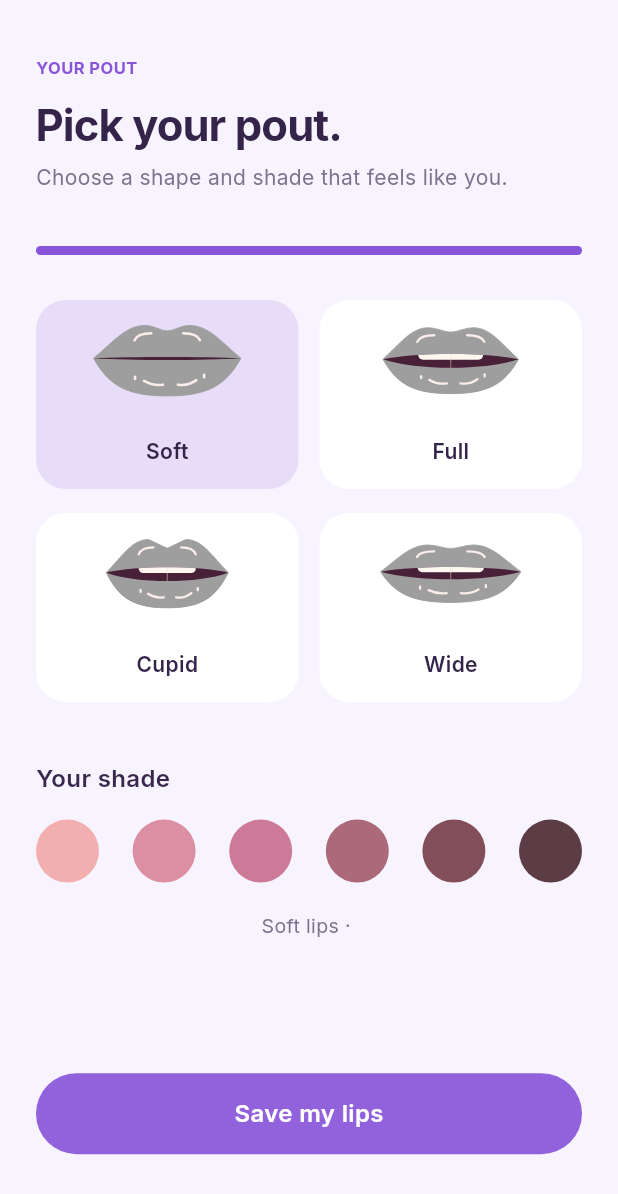
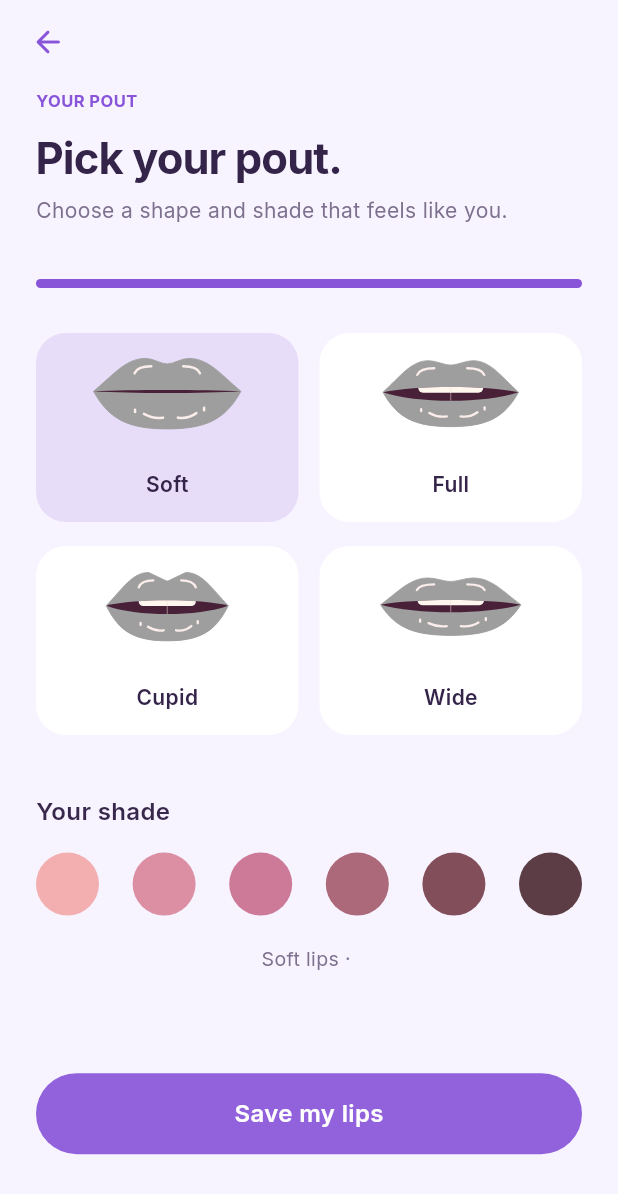
Before and after one commit to ST10506425/chap_lip, a Flutter app: the HomeShell screen opened directly, item 3 of the bottom bar chosen, after a tap on "Customize my lips", on a phone screen of 412 x 824 dp. Shown: the top 1194 px of the screen. Run offline on Flutter 3.47's test engine with Material 3 defaults, Android fonts, the phone set to English and light mode, and no system bars; our stand-ins replace sqflite; accounts and stored records are empty.

Commit message:
feat: nav icons, Moist Up tab, back buttons, Glossy name greeting and timed lip moisture

```diff
--- a/lib/models/product.dart
+++ b/lib/models/product.dart
@@ -56,6 +56,7 @@ class Product {
     required this.panel,
     required this.blurb,
     required this.upgradeWord,
+    required this.lastsFor,
     this.tint,
     this.tintStrength = 0,
     this.shimmer = false,
@@ -77,6 +78,9 @@ class Product {
 
   /// "Meet your {upgradeWord} upgrade."
   final String upgradeWord;
+
+  /// How long the lips stay moisturised after one application.
+  final Duration lastsFor;
 
   /// Colour the product leaves on the lips (null keeps the natural shade).
   final Color? tint;
@@ -107,6 +111,7 @@ class Product {
     panel: Color(0xFFE1E7F4),
     blurb: 'Your first little classic.',
     upgradeWord: 'classic',
+    lastsFor: Duration(hours: 1),
   );
 
   static const roseBalm = Product(
@@ -119,6 +124,7 @@ class Product {
     panel: Color(0xFFF7DDE8),
     blurb: 'A rosy little balm stick.',
     upgradeWord: 'rosy',
+    lastsFor: Duration(hours: 2),
     tint: Color(0xFFEF7897),
     tintStrength: 0.35,
   );
@@ -137,6 +143,7 @@ class Product {
     panel: Color(0xFFF3DCE6),
     blurb: 'A juicy berry lipstick.',
     upgradeWord: 'juicy',
+    lastsFor: Duration(hours: 3),
     tint: Color(0xFFB8325E),
     tintStrength: 0.75,
     extraGloss: true,
@@ -152,6 +159,7 @@ class Product {
     panel: Color(0xFFFCE6D9),
     blurb: 'A buttery peach balm stick.',
     upgradeWord: 'peachy',
+    lastsFor: Duration(hours: 2),
     tint: Color(0xFFF4A08A),
     tintStrength: 0.4,
   );
@@ -166,6 +174,7 @@ class Product {
     panel: Color(0xFFE3E9F8),
     blurb: 'An overnight cloud of moisture.',
     upgradeWord: 'dreamy',
+    lastsFor: Duration(hours: 4),
     extraGloss: true,
   );
 
@@ -183,6 +192,7 @@ class Product {
     panel: Color(0xFFF8EACB),
     blurb: 'A shimmering golden lipstick.',
     upgradeWord: 'golden',
+    lastsFor: Duration(hours: 3),
     tint: Color(0xFFE0766A),
     tintStrength: 0.55,
     shimmer: true,
--- a/lib/models/user_profile.dart
+++ b/lib/models/user_profile.dart
@@ -1,4 +1,5 @@
 import 'lip_style.dart';
+import 'product.dart';
 
 /// A locally stored account.
 class UserProfile {
@@ -21,6 +22,12 @@ class UserProfile {
   final LipShade lipShade;
   final String activeProductId;
   final bool onboarded;
+
+  /// "Glossy Sarah" from the first word of the name, or "Glossy human".
+  String get glossyName {
+    final first = name.trim().split(RegExp(r'\s+')).first;
+    return first.isEmpty ? 'Glossy human' : 'Glossy ${first[0].toUpperCase()}${first.substring(1)}';
+  }
 
   factory UserProfile.fromRow(Map<String, Object?> row) => UserProfile(
         id: row['id'] as int,
@@ -61,6 +68,8 @@ class LipStats {
     required this.unlocked,
     required this.usedProducts,
     required this.streakDays,
+    this.lastAppliedAt,
+    this.lastProductId,
   });
 
   static const empty = LipStats(
@@ -76,6 +85,11 @@ class LipStats {
   /// Products that have been applied at least once.
   final Set<String> usedProducts;
   final int streakDays;
+  final DateTime? lastAppliedAt;
+  final String? lastProductId;
+
+  /// When the last application wears off, based on the product used.
+  DateTime? get moistUntil => lastAppliedAt?.add(Product.byId(lastProductId).lastsFor);
 
   int get level => (1 + applications ~/ 10).clamp(1, 99);
   String get levelLabel => level.toString().padLeft(2, '0');
--- a/lib/screens/choose_lips_screen.dart
+++ b/lib/screens/choose_lips_screen.dart
@@ -42,6 +42,7 @@ class _ChooseLipsScreenState extends State<ChooseLipsScreen> {
   Widget build(BuildContext context) {
     return DesignPage(
       bottom: 56,
+      showBack: widget.editing,
       children: [
         ScreenHeader(
           eyebrow: widget.editing ? 'Your pout' : 'Make it yours · 2 of 2',
--- a/lib/screens/edit_details_screen.dart
+++ b/lib/screens/edit_details_screen.dart
@@ -73,9 +73,10 @@ class _EditDetailsScreenState extends State<EditDetailsScreen> {
   Widget build(BuildContext context) {
     return DesignPage(
       bottom: 38,
+      showBack: true,
       children: [
         const ScreenHeader(
-          eyebrow: 'Your details',
+          eyebrow: 'Profile',
           title: 'Just a little tweak.',
           subtitle: 'Everything stays safely on this phone.',
         ),
--- a/lib/screens/play_screen.dart
+++ b/lib/screens/play_screen.dart
@@ -1,3 +1,4 @@
+import 'dart:async';
 import 'dart:math' as math;
 
 import 'package:flutter/material.dart';
@@ -60,7 +61,17 @@ class _PlayScreenState extends State<PlayScreen> with TickerProviderStateMixin {
   bool _saving = false;
   int _burst = 0;
 
+  /// True while the last application is still moisturising the lips.
+  bool _resting = false;
+  late final Timer _clock;
+
   double get _coverage => _covered.where((c) => c).length / _strips;
+
+  /// When the last application wears off, or null if it already has.
+  DateTime? get _moistUntil {
+    final until = context.read<AppState>().stats.moistUntil;
+    return until != null && until.isAfter(DateTime.now()) ? until : null;
+  }
 
   @override
   void initState() {
@@ -70,10 +81,31 @@ class _PlayScreenState extends State<PlayScreen> with TickerProviderStateMixin {
     _auto;
     _finish;
     _hint;
+    if (_moistUntil != null) _setResting(true);
+    _clock = Timer.periodic(const Duration(seconds: 30), (_) {
+      if (_resting && _moistUntil == null) _setResting(false);
+      setState(() {});
+    });
+  }
+
+  /// Shows the lips as already glossy (true) or back to chapped (false).
+  void _setResting(bool resting) {
+    _resting = resting;
+    _finishing = resting;
+    _touched = resting;
+    _reveal.fillRange(0, _strips, resting ? 1 : 0);
+    _covered.fillRange(0, _strips, resting);
+    _finish.value = resting ? 1 : 0;
+  }
+
+  static String _timeLeft(DateTime until) {
+    final minutes = (until.difference(DateTime.now()).inSeconds / 60).ceil();
+    return minutes >= 60 ? '${minutes ~/ 60}h ${minutes % 60}m' : '${minutes}m';
   }
 
   @override
   void dispose() {
+    _clock.cancel();
     _fadeTicker.dispose();
     _auto.dispose();
     _finish.dispose();
@@ -185,6 +217,8 @@ class _PlayScreenState extends State<PlayScreen> with TickerProviderStateMixin {
     final product = state.activeProduct;
     final next = state.nextUnlock;
     final stats = state.stats;
+    final moistUntil = _resting ? _moistUntil : null;
+    final onLips = _resting ? Product.byId(stats.lastProductId) : product;
 
     return DesignBody(
       top: 33,
@@ -194,7 +228,14 @@ class _PlayScreenState extends State<PlayScreen> with TickerProviderStateMixin {
           delay: Reveal.step(0),
           child: Row(
             children: [
-              Expanded(child: Text('Hey, glossy human', style: AppText.title.copyWith(fontSize: 26, letterSpacing: -0.5))),
+              Expanded(
+                child: Text(
+                  'Hey, ${user.glossyName}',
+                  maxLines: 1,
+                  overflow: TextOverflow.ellipsis,
+                  style: AppText.title.copyWith(fontSize: 26, letterSpacing: -0.5),
+                ),
+              ),
               _LevelChip(level: stats.levelLabel),
             ],
           ),
@@ -240,7 +281,7 @@ class _PlayScreenState extends State<PlayScreen> with TickerProviderStateMixin {
                         left: 0,
                         right: 0,
                         top: 79,
-                        child: Center(child: _buildLips(user, product)),
+                        child: Center(child: _buildLips(user, onLips)),
                       ),
                       Positioned(
                         left: 0,
@@ -252,7 +293,13 @@ class _PlayScreenState extends State<PlayScreen> with TickerProviderStateMixin {
                         left: 0,
                         right: 0,
                         top: 240,
-                        child: Center(child: _PromptText(coverage: _coverage, finishing: _finishing)),
+                        child: Center(
+                          child: _PromptText(
+                            coverage: _coverage,
+                            finishing: _finishing,
+                            moistLeft: moistUntil == null ? null : _timeLeft(moistUntil),
+                          ),
+                        ),
                       ),
                     ],
                   ),
@@ -297,7 +344,7 @@ class _PlayScreenState extends State<PlayScreen> with TickerProviderStateMixin {
         Reveal(
           delay: Reveal.step(5),
           child: PrimaryButton(
-            label: 'Apply a little love',
+            label: moistUntil == null ? 'Apply a little love' : 'Still moist for ${_timeLeft(moistUntil)}',
             loading: _saving,
             onPressed: _finishing ? null : _startAuto,
           ),
@@ -439,14 +486,17 @@ class _NextUnlockCard extends StatelessWidget {
 }
 
 class _PromptText extends StatelessWidget {
-  const _PromptText({required this.coverage, required this.finishing});
+  const _PromptText({required this.coverage, required this.finishing, this.moistLeft});
 
   final double coverage;
   final bool finishing;
+  final String? moistLeft;
 
   @override
   Widget build(BuildContext context) {
-    final text = finishing
+    final text = moistLeft != null
+        ? 'Moisturised · $moistLeft left'
+        : finishing
         ? 'Ooh, so glossy!'
         : coverage > 0
             ? 'Keep swiping, almost there'
--- a/lib/screens/profile_screen.dart
+++ b/lib/screens/profile_screen.dart
@@ -60,7 +60,7 @@ class ProfileScreen extends StatelessWidget {
                     crossAxisAlignment: CrossAxisAlignment.start,
                     children: [
                       Text(
-                        _displayName(user.name),
+                        user.glossyName,
                         maxLines: 1,
                         overflow: TextOverflow.ellipsis,
                         style: AppText.section.copyWith(fontSize: 17, letterSpacing: -0.2),
@@ -113,7 +113,7 @@ class ProfileScreen extends StatelessWidget {
         Reveal(
           delay: Reveal.step(6),
           child: _MenuRow(
-            label: 'Edit my details',
+            label: 'Profile',
             onTap: () => Navigator.of(context).push(SoftRoute(builder: (_) => const EditDetailsScreen())),
           ),
         ),
@@ -122,12 +122,6 @@ class ProfileScreen extends StatelessWidget {
         const Spacer(),
       ],
     );
-  }
-
-  static String _displayName(String name) {
-    final trimmed = name.trim();
-    if (trimmed.isEmpty) return 'Glossy human';
-    return trimmed[0].toUpperCase() + trimmed.substring(1);
   }
 }
 
--- a/lib/widgets/common.dart
+++ b/lib/widgets/common.dart
@@ -16,6 +16,7 @@ class DesignPage extends StatelessWidget {
     this.bottom = 16,
     this.crossAxisAlignment = CrossAxisAlignment.start,
     this.bottomBar,
+    this.showBack = false,
   });
 
   final List<Widget> children;
@@ -23,6 +24,7 @@ class DesignPage extends StatelessWidget {
   final double bottom;
   final CrossAxisAlignment crossAxisAlignment;
   final Widget? bottomBar;
+  final bool showBack;
 
   @override
   Widget build(BuildContext context) {
@@ -31,9 +33,22 @@ class DesignPage extends StatelessWidget {
       body: SafeArea(
         child: Column(
           children: [
+            if (showBack)
+              Align(
+                alignment: Alignment.centerLeft,
+                child: Padding(
+                  padding: const EdgeInsets.only(left: 8, top: 4),
+                  child: IconButton(
+                    icon: const Icon(Icons.arrow_back_rounded),
+                    color: AppColors.primary,
+                    tooltip: 'Back',
+                    onPressed: () => Navigator.of(context).maybePop(),
+                  ),
+                ),
+              ),
             Expanded(
               child: DesignBody(
-                top: top,
+                top: showBack ? 8 : top,
                 bottom: bottom,
                 crossAxisAlignment: crossAxisAlignment,
                 children: children,
@@ -472,14 +487,15 @@ class SoftCard extends StatelessWidget {
   }
 }
 
-/// Floating three tab bar: Play, Collection, You.
+/// Floating three tab bar: Moist Up, Collection, You.
 class AppBottomNav extends StatelessWidget {
   const AppBottomNav({super.key, required this.index, required this.onTap});
 
   final int index;
   final ValueChanged<int> onTap;
 
-  static const labels = ['Play', 'Collection', 'You'];
+  static const labels = ['Moist Up', 'Collection', 'You'];
+  static const icons = [Icons.water_drop_rounded, Icons.auto_awesome_rounded, Icons.person_rounded];
 
   @override
   Widget build(BuildContext context) {
@@ -497,23 +513,21 @@ class AppBottomNav extends StatelessWidget {
                 pressedScale: 0.9,
                 child: Column(
                   children: [
-                    const SizedBox(height: 13),
+                    const SizedBox(height: 12),
                     TweenAnimationBuilder<double>(
                       tween: Tween(end: active ? 1 : 0),
                       duration: const Duration(milliseconds: 380),
                       curve: Curves.easeOutBack,
-                      builder: (context, t, _) => Container(
-                        width: 12,
-                        height: 12,
-                        transform: Matrix4.diagonal3Values(1 + 0.25 * math.sin(t * math.pi), 1 + 0.25 * math.sin(t * math.pi), 1),
-                        transformAlignment: Alignment.center,
-                        decoration: BoxDecoration(
-                          color: Color.lerp(AppColors.track, AppColors.primary, t.clamp(0, 1)),
-                          shape: BoxShape.circle,
+                      builder: (context, t, _) => Transform.scale(
+                        scale: 1 + 0.25 * math.sin(t * math.pi),
+                        child: Icon(
+                          icons[i],
+                          size: 24,
+                          color: Color.lerp(AppColors.muted, AppColors.primary, t.clamp(0, 1)),
                         ),
                       ),
                     ),
-                    const SizedBox(height: 8),
+                    const SizedBox(height: 4),
                     AnimatedDefaultTextStyle(
                       duration: const Duration(milliseconds: 260),
                       style: TextStyle(
```
Also changed, not shown: lib/data/lip_store.dart (+10 -0 lines), 2 other files.
